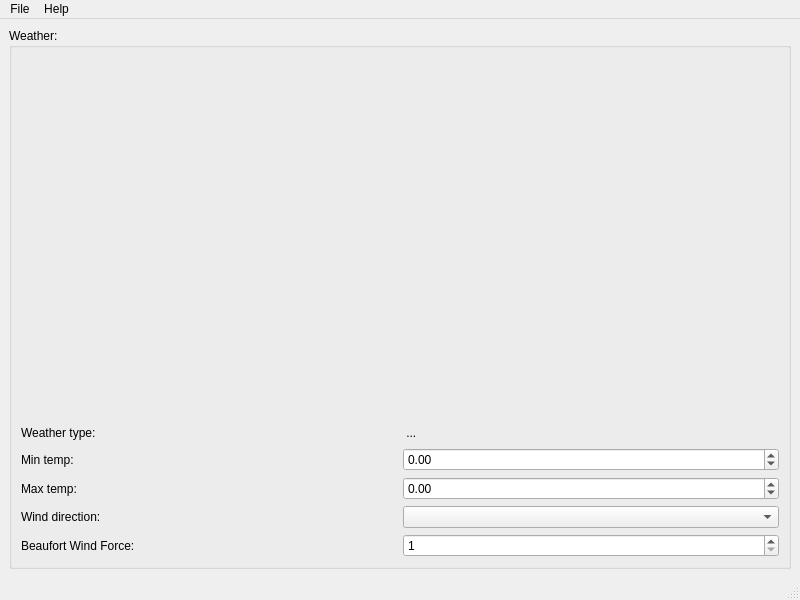
Before: the Qt Designer form weatherTest/mainwindow.ui in Alfredo-Vargas/QtBasics, drawn with Qt 5.
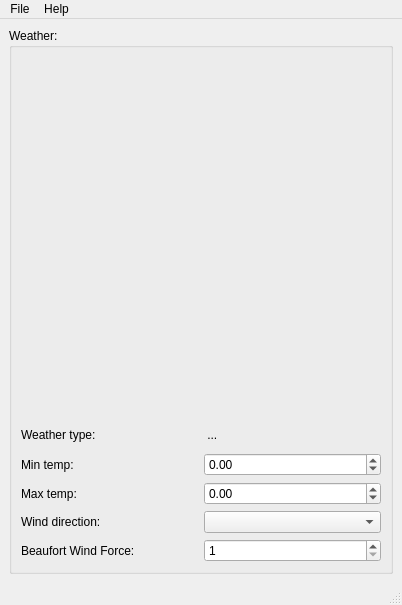
After: the same form once the commit is applied. Custom widgets are drawn as their Qt base class.

Patch:
```diff
--- a/weatherTest/mainwindow.ui
+++ b/weatherTest/mainwindow.ui
@@ -6,10 +6,16 @@
    <rect>
     <x>0</x>
     <y>0</y>
-    <width>800</width>
-    <height>600</height>
+    <width>402</width>
+    <height>605</height>
    </rect>
   </property>
+  <property name="maximumSize">
+   <size>
+    <width>425</width>
+    <height>16777215</height>
+   </size>
+  </property>
   <property name="windowTitle">
    <string>MainWindow</string>
   </property>
@@ -142,7 +148,7 @@
     <rect>
      <x>0</x>
      <y>0</y>
-     <width>800</width>
+     <width>402</width>
      <height>19</height>
     </rect>
    </property>
```
